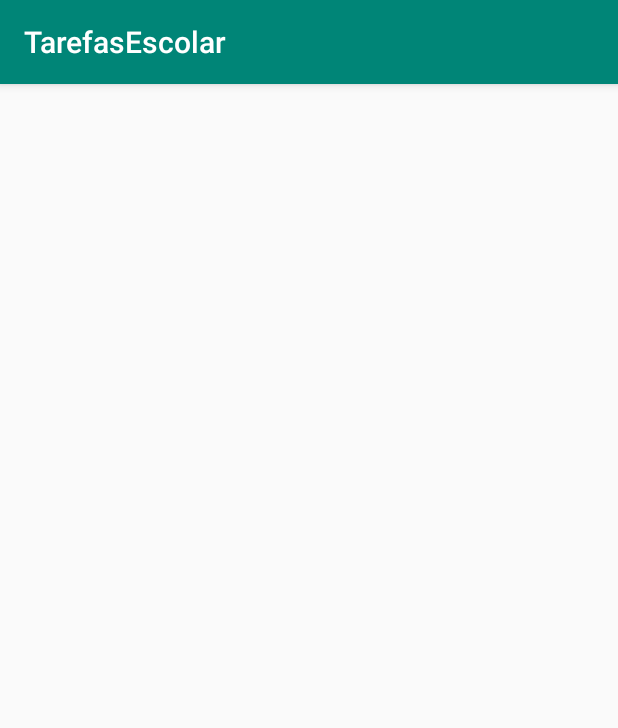
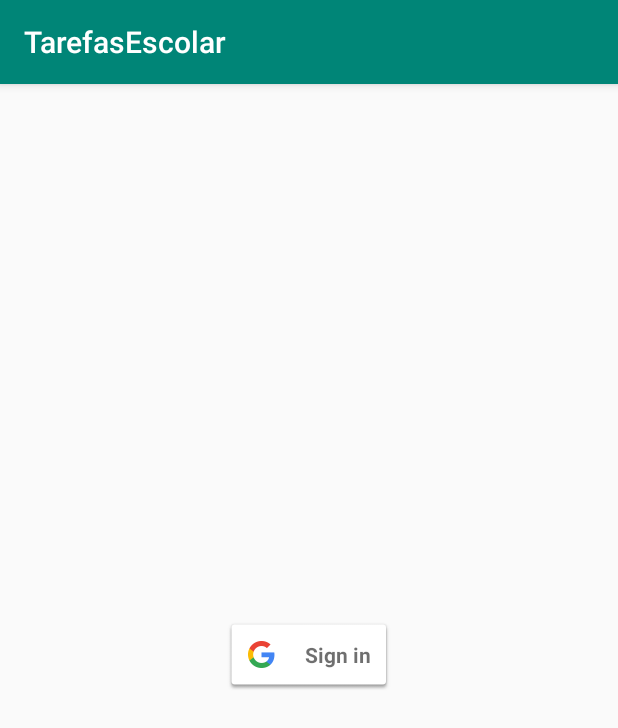
Before and after one commit to dsgeverton/TaskManager, an Android app: the LoginActivity screen opened directly, with no data from a screen before it, on a phone screen of 412 x 824 dp. Shown: the top 728 px of the screen. Run offline under Robolectric (Android 15) with nearby library versions, the phone set to English and light mode, and no system bars.

Commit message:
Login implementation codes

```diff
--- a/app/build.gradle
+++ b/app/build.gradle
@@ -27,6 +27,7 @@ dependencies {
     androidTestImplementation 'com.android.support.test:runner:1.0.2'
     androidTestImplementation 'com.android.support.test.espresso:espresso-core:3.0.2'
     implementation 'com.google.firebase:firebase-core:16.0.5'
+    implementation 'com.google.android.gms:play-services-auth:16.0.1'
 }
 
 apply plugin: 'com.google.gms.google-services'
--- a/app/src/main/java/br/com/everoot/tarefasescolar/LoginActivity.java
+++ b/app/src/main/java/br/com/everoot/tarefasescolar/LoginActivity.java
@@ -1,13 +1,111 @@
 package br.com.everoot.tarefasescolar;
 
+import android.content.Intent;
+import android.os.Bundle;
+import android.support.annotation.NonNull;
 import android.support.v7.app.AppCompatActivity;
-import android.os.Bundle;
+import android.util.Log;
+import android.view.View;
 
-public class LoginActivity extends AppCompatActivity {
+import com.google.android.gms.auth.api.signin.GoogleSignIn;
+import com.google.android.gms.auth.api.signin.GoogleSignInAccount;
+import com.google.android.gms.auth.api.signin.GoogleSignInClient;
+import com.google.android.gms.auth.api.signin.GoogleSignInOptions;
+import com.google.android.gms.common.SignInButton;
+import com.google.android.gms.common.api.ApiException;
+import com.google.android.gms.tasks.OnCompleteListener;
+import com.google.android.gms.tasks.Task;
+
+public class LoginActivity extends AppCompatActivity implements View.OnClickListener{
+
+    private GoogleSignInClient mGoogleSignInClient;
+    private static final String TAG = "TESTE";
+    private static final int RC_SIGN_IN = 9001;
+    private ViewHolder mviewHolder = new ViewHolder();
 
     @Override
     protected void onCreate(Bundle savedInstanceState) {
         super.onCreate(savedInstanceState);
         setContentView(R.layout.activity_login);
+
+        mviewHolder.sign_in = findViewById(R.id.sign_in_button);
+
+        GoogleSignInOptions gso = new GoogleSignInOptions.Builder(GoogleSignInOptions.DEFAULT_SIGN_IN)
+                .requestEmail()
+                .build();
+        mGoogleSignInClient = GoogleSignIn.getClient(this, gso);
+
+        GoogleSignInAccount account = GoogleSignIn.getLastSignedInAccount(this);
+        updateUI(account);
+
     }
+
+    private void updateUI(GoogleSignInAccount account) {
+
+        if (account != null){
+            Log.i("GOOGLE SIGN IN ID:", account.getId());
+            Log.i("GOOGLE SIGN IN NAME:", account.getDisplayName());
+            Log.i("GOOGLE SIGN IN EMAIL:", account.getEmail());
+//            Log.i("GOOGLE SIGN IN PHOTO:", account.getPhotoUrl().toString());
+//            Intent intent = new Intent(this, IngressActivity.class);
+//            startActivity(intent);
+        }
+    }
+
+    private void signIn() {
+        Intent signInIntent = mGoogleSignInClient.getSignInIntent();
+        startActivityForResult(signInIntent, RC_SIGN_IN);
+    }
+
+    private void signOut() {
+        mGoogleSignInClient.signOut()
+                .addOnCompleteListener(this, new OnCompleteListener<Void>() {
+                    @Override
+                    public void onComplete(@NonNull Task<Void> task) {
+                        finish();
+                    }
+                });
+    }
+
+    @Override
+    public void onActivityResult(int requestCode, int resultCode, Intent data) {
+        super.onActivityResult(requestCode, resultCode, data);
+
+        // Result returned from launching the Intent from GoogleSignInClient.getSignInIntent(...);
+        if (requestCode == RC_SIGN_IN) {
+            // The Task returned from this call is always completed, no need to attach
+            // a listener.
+            Task<GoogleSignInAccount> task = GoogleSignIn.getSignedInAccountFromIntent(data);
+            handleSignInResult(task);
+        }
+    }
+
+    private void handleSignInResult(Task<GoogleSignInAccount> completedTask) {
+        try {
+            GoogleSignInAccount account = completedTask.getResult(ApiException.class);
+            // Signed in successfully, show authenticated UI.
+            updateUI(account);
+        } catch (ApiException e) {
+            // The ApiException status code indicates the detailed failure reason.
+            // Please refer to the GoogleSignInStatusCodes class reference for more information.
+            Log.w(TAG, "signInResult:failed code=" + e.getStatusCode());
+            updateUI(null);
+        }
+    }
+
+    @Override
+    public void onClick(View view) {
+        int id = view.getId();
+        if (id == R.id.sign_in_button){
+            signIn();
+        }
+        else{
+            // other thing
+        }
+    }
+
+    public static class ViewHolder{
+        SignInButton sign_in;
+    }
+
 }
--- a/app/src/main/res/layout/activity_login.xml
+++ b/app/src/main/res/layout/activity_login.xml
@@ -6,4 +6,16 @@
     android:layout_height="match_parent"
     tools:context=".LoginActivity">
 
+    <com.google.android.gms.common.SignInButton
+        android:id="@+id/sign_in_button"
+        android:layout_width="wrap_content"
+        android:layout_height="wrap_content"
+        android:layout_marginTop="8dp"
+        android:layout_marginBottom="16dp"
+        app:layout_constraintBottom_toBottomOf="parent"
+        app:layout_constraintEnd_toEndOf="parent"
+        app:layout_constraintHorizontal_bias="0.501"
+        app:layout_constraintStart_toStartOf="parent"
+        app:layout_constraintTop_toTopOf="parent" />
+
 </android.support.constraint.ConstraintLayout>
```
